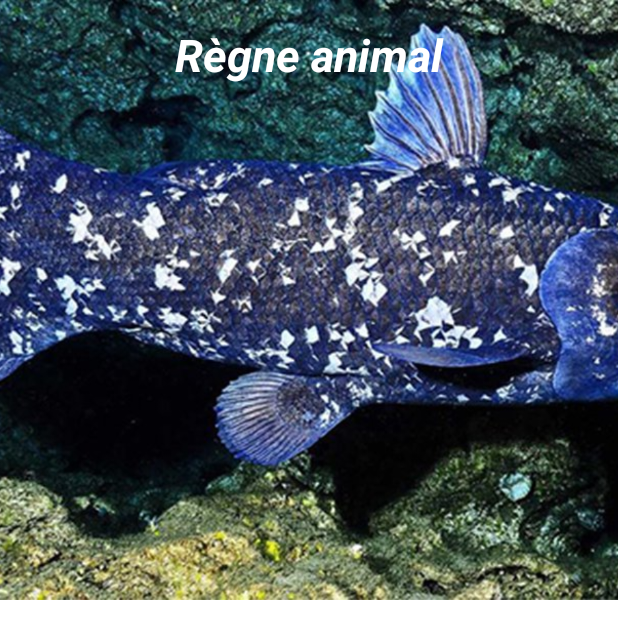
After one commit to Joktaa/Animaux, an Android app: the layout item_arbre.xml on its own in the app's theme, with its tools: preview values and no code run, on a phone screen of 412 x 824 dp. The commit adds this screen. Shown: the top 639 px of the screen. Run offline under Robolectric (Android 15) with nearby library versions, the phone set to English and light mode, and no system bars; network calls fail.

Commit message:
Arbre début

```diff
--- a/app/src/main/res/layout/fragment_list_animals.xml
+++ b/app/src/main/res/layout/fragment_list_animals.xml
@@ -11,4 +11,10 @@
         android:divider="@null"
         tools:listitem="@layout/item_animal" />
 
+    <Button
+        android:id="@+id/button"
+        android:layout_width="wrap_content"
+        android:layout_height="wrap_content"
+        android:text="clique"/>
+
 </FrameLayout>
--- /dev/null
+++ b/app/src/main/res/layout/item_arbre.xml
@@ -0,0 +1,38 @@
+<?xml version="1.0" encoding="utf-8"?>
+<RelativeLayout xmlns:android="http://schemas.android.com/apk/res/android"
+    android:layout_width="match_parent"
+    android:layout_height="wrap_content">
+
+    <ImageView
+        android:id="@+id/arbreImage"
+        android:layout_width="match_parent"
+        android:layout_height="400dp"
+        android:src="@drawable/coelacanthe"
+        android:scaleType="centerCrop"/>
+
+    <TextView
+        android:id="@+id/arbreTitle"
+        android:text="Règne animal"
+        android:textColor="#fff"
+        android:textStyle="bold|italic"
+        android:textSize="30sp"
+        android:padding="4dp"
+        android:layout_width="match_parent"
+        android:layout_height="wrap_content"
+        android:gravity="center"
+        android:layout_marginTop="12sp"/>
+
+    <TextView
+        android:id="@+id/arbreSubtitle"
+        android:text="Les animaux là oui"
+        android:textColor="#fff"
+        android:textStyle="bold|italic"
+        android:textSize="24sp"
+        android:padding="4dp"
+        android:layout_width="wrap_content"
+        android:layout_height="wrap_content"
+        android:layout_alignParentBottom="true"
+        android:layout_marginBottom="16sp"
+        android:layout_marginHorizontal="10sp"/>
+
+</RelativeLayout>
```
Also changed, not shown: app/src/main/assets/arbre.json (added, +36 -0 lines), app/src/main/java/fr/jorisrouziere/animaux/Utils/JsonIOUtils.java (+37 -0 lines), app/src/main/java/fr/jorisrouziere/animaux/fragments/AnimalsListFragment.java (+11 -0 lines), app/src/main/java/fr/jorisrouziere/animaux/fragments/ArbreFragment.java (added, +75 -0 lines), app/src/main/java/fr/jorisrouziere/animaux/fragments/adapters/ArbreAdapter.java (added, +56 -0 lines), app/src/main/res/layout/fragment_arbre.xml (added, +12 -0 lines), app/src/main/res/navigation/nav_graph.xml (+22 -0 lines).
